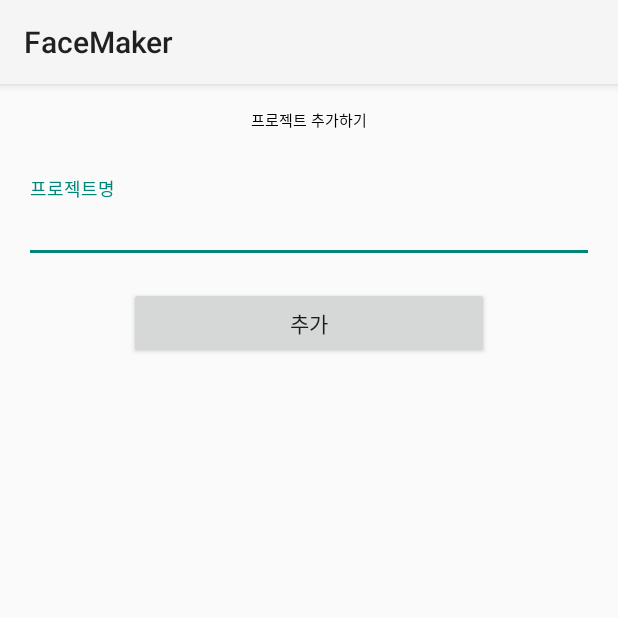
After one commit to rbsejin/FaceMaker, an Android app: the AddProjectActivity screen opened directly, with no data from a screen before it, on a phone screen of 412 x 824 dp, the top half of it. The commit adds this screen. Run offline under Robolectric (Android 15) with nearby library versions, the phone set to English and light mode, and no system bars.

Commit message:
프로젝트 추가 기능 구현

```diff
--- a/app/src/main/AndroidManifest.xml
+++ b/app/src/main/AndroidManifest.xml
@@ -9,7 +9,8 @@
         android:roundIcon="@mipmap/ic_launcher_round"
         android:supportsRtl="true"
         android:theme="@style/Theme.FaceMaker">
-        <activity android:name=".AddTaskActivity"></activity>
+        <activity android:name=".AddProjectActivity"/>
+        <activity android:name=".AddTaskActivity"/>
         <activity android:name=".TaskDetailActivity" />
         <activity android:name=".TaskListActivity" />
         <activity android:name=".MainActivity">
--- /dev/null
+++ b/app/src/main/java/com/example/facemaker/AddProjectActivity.kt
@@ -0,0 +1,37 @@
+package com.example.facemaker
+
+import android.app.Activity
+import android.content.Intent
+import android.os.Bundle
+import android.widget.Button
+import androidx.appcompat.app.AppCompatActivity
+import com.google.android.material.textfield.TextInputEditText
+
+const val PROJECT_CONTENT = "project content"
+
+class AddProjectActivity : AppCompatActivity() {
+    private lateinit var addProjectContent: TextInputEditText
+
+    override fun onCreate(savedInstanceState: Bundle?) {
+        super.onCreate(savedInstanceState)
+        setContentView(R.layout.activity_add_project)
+
+        findViewById<Button>(R.id.add_project_button).setOnClickListener {
+            addProject()
+        }
+        addProjectContent = findViewById(R.id.add_project_content)
+    }
+
+    private fun addProject() {
+        val resultIntent = Intent()
+
+        if (addProjectContent.text.isNullOrEmpty()) {
+            setResult(Activity.RESULT_CANCELED, resultIntent)
+        } else {
+            val content = addProjectContent.text.toString()
+            resultIntent.putExtra(PROJECT_CONTENT, content)
+            setResult(Activity.RESULT_OK, resultIntent)
+        }
+        finish()
+    }
+}
--- a/app/src/main/java/com/example/facemaker/ProjectManager.kt
+++ b/app/src/main/java/com/example/facemaker/ProjectManager.kt
@@ -1,11 +1,7 @@
 package com.example.facemaker
 
-import java.util.*
-
 object ProjectManager {
-    private val projectList = mutableListOf<Project>(
-        Project(1, "안드로이드 프로젝트", Calendar.getInstance().time)
-    )
+    private val projectList = mutableListOf<Project>()
 
     fun addProject(project: Project) {
         projectList.add(project)
--- a/app/src/main/java/com/example/facemaker/TaskListActivity.kt
+++ b/app/src/main/java/com/example/facemaker/TaskListActivity.kt
@@ -11,6 +11,7 @@ import androidx.recyclerview.widget.RecyclerView
 import java.util.*
 
 const val TASK_ID = "task id"
+const val REMOVED_PROJECT_ID = "removedTaskId"
 
 class TaskListActivity() : AppCompatActivity() {
     private val newTaskActivityRequestCode = 1
@@ -78,7 +79,7 @@ class TaskListActivity() : AppCompatActivity() {
             }
         } else if (requestCode == taskDetailRequestCode && resultCode == Activity.RESULT_OK) {
             data?.let { data ->
-                val id = data.getLongExtra(REMOVED_TASK_ID, 0)
+                val id = data.getLongExtra(REMOVED_PROJECT_ID, 0)
                 currentProject.removeTaskForId(id)
             }
         }
--- /dev/null
+++ b/app/src/main/res/layout/activity_add_project.xml
@@ -0,0 +1,42 @@
+<?xml version="1.0" encoding="utf-8"?>
+<LinearLayout xmlns:android="http://schemas.android.com/apk/res/android"
+    android:layout_width="match_parent"
+    android:layout_height="match_parent"
+    android:orientation="vertical"
+    android:paddingLeft="16dp"
+    android:paddingRight="16dp">
+
+    <TextView
+        android:id="@+id/textView"
+        android:layout_width="match_parent"
+        android:layout_height="wrap_content"
+        android:paddingTop="16dp"
+        android:paddingBottom="16dp"
+        android:text="프로젝트 추가하기"
+        android:textAlignment="center"
+        android:layout_gravity="center"
+        android:textAppearance="?attr/textAppearanceHeadline4" />
+
+    <com.google.android.material.textfield.TextInputLayout
+        android:layout_width="match_parent"
+        android:layout_height="wrap_content"
+        android:layout_gravity="center"
+        android:hint="프로젝트명"
+        android:paddingTop="16dp"
+        android:paddingBottom="16dp">
+
+        <com.google.android.material.textfield.TextInputEditText
+            android:id="@+id/add_project_content"
+            android:layout_width="match_parent"
+            android:layout_height="wrap_content" />
+
+    </com.google.android.material.textfield.TextInputLayout>
+
+    <Button
+        android:id="@+id/add_project_button"
+        style="?attr/materialButtonOutlinedStyle"
+        android:layout_width="240dp"
+        android:layout_height="wrap_content"
+        android:layout_gravity="center"
+        android:text="추가" />
+</LinearLayout>
--- a/app/src/main/res/layout/activity_main.xml
+++ b/app/src/main/res/layout/activity_main.xml
@@ -8,21 +8,21 @@
     android:orientation="vertical"
     tools:context=".MainActivity">
 
-    <Button
+<!--    <Button
         android:id="@+id/project_top"
         android:layout_width="0dp"
         android:layout_height="wrap_content"
         app:layout_constraintBottom_toTopOf="@+id/project_list_recycler_view"
         app:layout_constraintEnd_toEndOf="parent"
         app:layout_constraintStart_toStartOf="parent"
-        app:layout_constraintTop_toTopOf="parent" />
+        app:layout_constraintTop_toTopOf="parent" />-->
 
     <androidx.recyclerview.widget.RecyclerView
         android:id="@+id/project_list_recycler_view"
         android:layout_width="0dp"
         android:layout_height="0dp"
         app:layoutManager="androidx.recyclerview.widget.LinearLayoutManager"
-        app:layout_constraintTop_toBottomOf="@+id/project_top"
+        app:layout_constraintTop_toTopOf="parent"
         app:layout_constraintBottom_toTopOf="@+id/project_bottom"
         app:layout_constraintStart_toStartOf="parent"
         app:layout_constraintEnd_toEndOf="parent">
--- a/app/src/main/res/layout/activity_task_detail.xml
+++ b/app/src/main/res/layout/activity_task_detail.xml
@@ -27,7 +27,6 @@
     <TextView        android:id="@+id/task_detail_statement"
         android:layout_width="0dp"
         android:layout_height="wrap_content"
-        android:text="TextView"
         android:textSize="25dp"
         app:layout_constraintBottom_toBottomOf="parent"
         app:layout_constraintEnd_toStartOf="@+id/task_detail_delete_button"
```
Also changed, not shown: app/src/main/java/com/example/facemaker/MainActivity.kt (+28 -13 lines).
